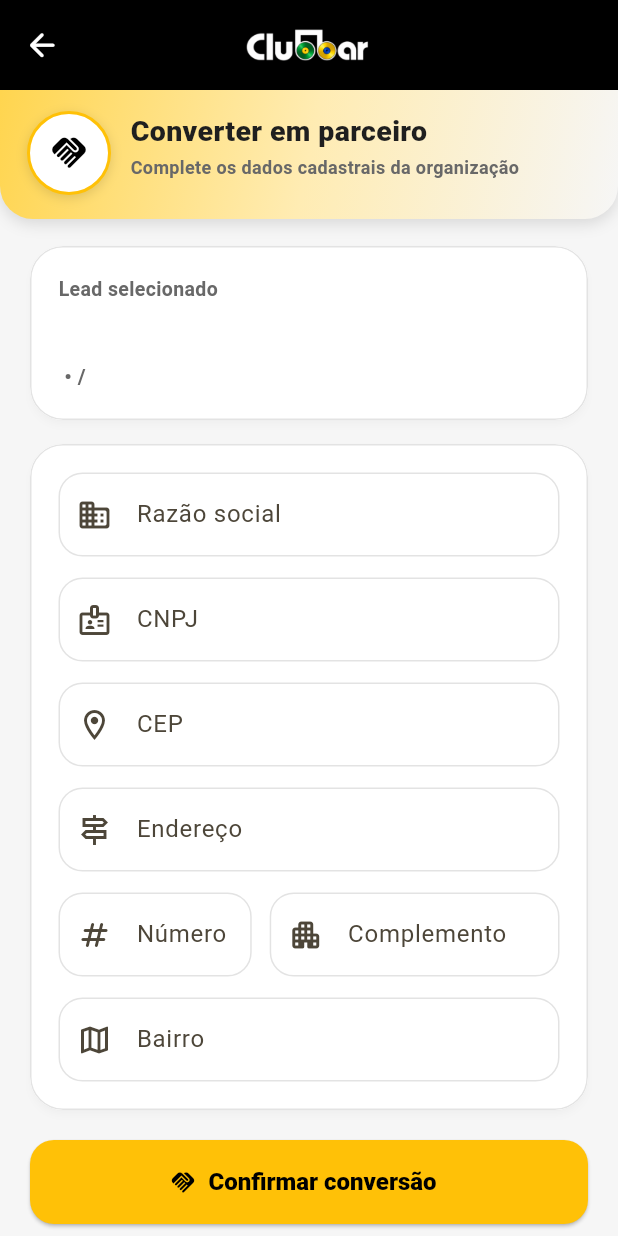
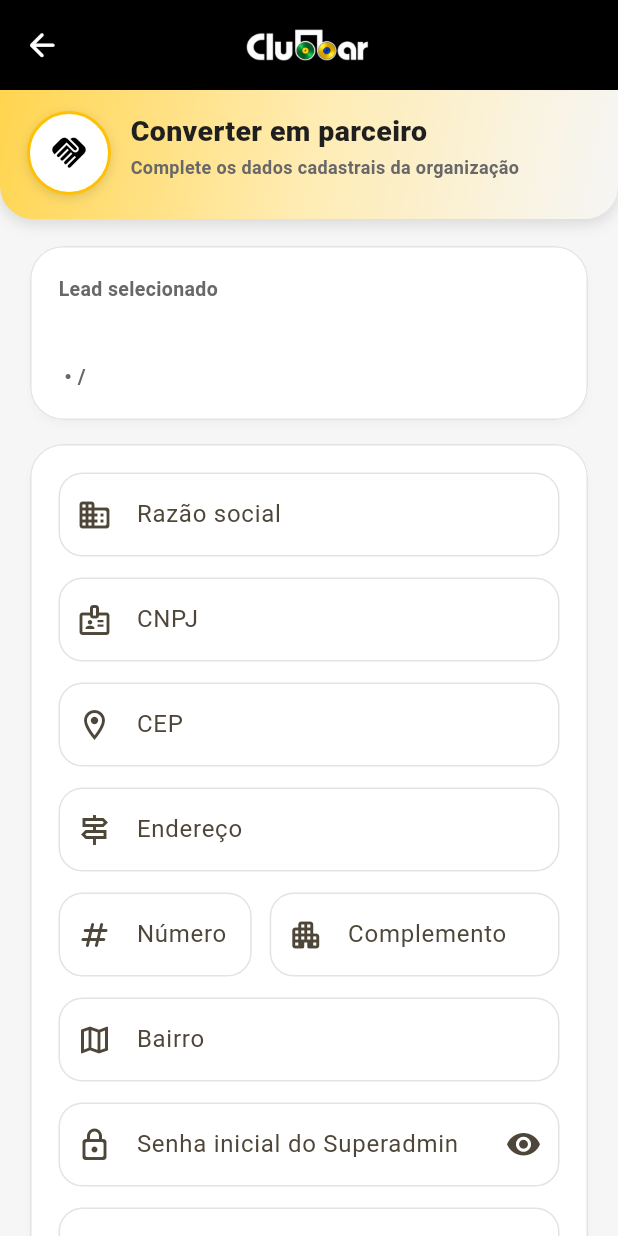
Before and after one commit to recadoluciana/clubbar_admin, a Flutter app: the LeadParceiroConverterPage screen opened directly with empty values, on a phone screen of 412 x 824 dp. Run offline on Flutter 3.47's test engine with Material 3 defaults, Android fonts, the phone set to English and light mode, and no system bars; our stand-ins replace audioplayers, fl_chart, image_picker, shared_preferences, vibration; missing offline and left inert: mobile_scanner; accounts and stored records are empty.

Commit message:
converter parceiro

```diff
--- a/lib/modules/leads/pages/leadparceiro_converter_page.dart
+++ b/lib/modules/leads/pages/leadparceiro_converter_page.dart
@@ -13,18 +13,14 @@ import '../repositories/leadparceiro_repository.dart';
 class LeadParceiroConverterPage extends StatefulWidget {
   final LeadParceiro lead;
 
-  const LeadParceiroConverterPage({
-    super.key,
-    required this.lead,
-  });
+  const LeadParceiroConverterPage({super.key, required this.lead});
 
   @override
   State<LeadParceiroConverterPage> createState() =>
       _LeadParceiroConverterPageState();
 }
 
-class _LeadParceiroConverterPageState
-    extends State<LeadParceiroConverterPage> {
+class _LeadParceiroConverterPageState extends State<LeadParceiroConverterPage> {
   final _formKey = GlobalKey<FormState>();
   final _repository = LeadParceiroRepository();
 
@@ -35,6 +31,9 @@ class _LeadParceiroConverterPageState
   final _numeroController = TextEditingController();
   final _complementoController = TextEditingController();
   final _bairroController = TextEditingController();
+  final _senhaController = TextEditingController();
+  final _confirmarSenhaController = TextEditingController();
+  bool _ocultarSenha = true;
 
   bool _convertendo = false;
 
@@ -47,6 +46,8 @@ class _LeadParceiroConverterPageState
     _numeroController.dispose();
     _complementoController.dispose();
     _bairroController.dispose();
+    _senhaController.dispose();
+    _confirmarSenhaController.dispose();
     super.dispose();
   }
 
@@ -75,10 +76,7 @@ class _LeadParceiroConverterPageState
       ),
       focusedBorder: OutlineInputBorder(
         borderRadius: BorderRadius.circular(16),
-        borderSide: const BorderSide(
-          color: ClubbarColors.ambar,
-          width: 2,
-        ),
+        borderSide: const BorderSide(color: ClubbarColors.ambar, width: 2),
       ),
     );
   }
@@ -101,10 +99,7 @@ class _LeadParceiroConverterPageState
           ),
           title: const Row(
             children: [
-              Icon(
-                Icons.handshake_rounded,
-                color: ClubbarColors.ambarEscuro,
-              ),
+              Icon(Icons.handshake_rounded, color: ClubbarColors.ambarEscuro),
               SizedBox(width: 9),
               Expanded(
                 child: Text(
@@ -162,14 +157,12 @@ class _LeadParceiroConverterPageState
         numero: _numeroController.text,
         complemento: _complementoController.text,
         bairro: _bairroController.text,
+        senhaSuperadmin: _senhaController.text,
       );
 
       if (!mounted) return;
 
-      AppSnackBar.sucesso(
-        context,
-        'Lead convertido em parceiro com sucesso.',
-      );
+      AppSnackBar.sucesso(context, 'Lead convertido em parceiro com sucesso.');
 
       Navigator.of(context).pop(true);
     } catch (e) {
@@ -316,10 +309,8 @@ class _LeadParceiroConverterPageState
                                     icone: Icons.signpost_outlined,
                                     hint: 'Rua das Flores',
                                   ),
-                                  validator: (valor) => _validarObrigatorio(
-                                    valor,
-                                    'o endereço',
-                                  ),
+                                  validator: (valor) =>
+                                      _validarObrigatorio(valor, 'o endereço'),
                                 ),
                                 const SizedBox(height: 14),
                                 Row(
@@ -366,6 +357,47 @@ class _LeadParceiroConverterPageState
                                     icone: Icons.map_outlined,
                                     hint: 'Centro',
                                   ),
+                                ),
+                                const SizedBox(height: 14),
+                                TextFormField(
+                                  controller: _senhaController,
+                                  obscureText: _ocultarSenha,
+                                  decoration:
+                                      _decoracao(
+                                        label: 'Senha inicial do Superadmin',
+                                        icone: Icons.lock_outline_rounded,
+                                      ).copyWith(
+                                        suffixIcon: IconButton(
+                                          onPressed: () => setState(
+                                            () =>
+                                                _ocultarSenha = !_ocultarSenha,
+                                          ),
+                                          icon: Icon(
+                                            _ocultarSenha
+                                                ? Icons.visibility_rounded
+                                                : Icons.visibility_off_rounded,
+                                          ),
+                                        ),
+                                      ),
+                                  validator: (valor) {
+                                    if ((valor ?? '').length < 6) {
+                                      return 'Informe uma senha com pelo menos 6 caracteres.';
+                                    }
+                                    return null;
+                                  },
+                                ),
+                                const SizedBox(height: 14),
+                                TextFormField(
+                                  controller: _confirmarSenhaController,
+                                  obscureText: _ocultarSenha,
+                                  decoration: _decoracao(
+                                    label: 'Confirmar senha do Superadmin',
+                                    icone: Icons.lock_reset_rounded,
+                                  ),
+                                  validator: (valor) =>
+                                      valor != _senhaController.text
+                                      ? 'As senhas não conferem.'
+                                      : null,
                                 ),
                               ],
                             ),
--- a/lib/modules/leads/repositories/leadparceiro_repository.dart
+++ b/lib/modules/leads/repositories/leadparceiro_repository.dart
@@ -69,6 +69,7 @@ class LeadParceiroRepository {
     required String numero,
     required String complemento,
     required String bairro,
+    required String senhaSuperadmin,
   }) async {
     final response = await ApiService.post(
       '/parceiros/$leadparceiroId/converter-em-parceiro',
@@ -78,10 +79,9 @@ class LeadParceiroRepository {
         'cep': cep.trim().isEmpty ? null : cep.trim(),
         'endereco': endereco.trim(),
         'numero': numero.trim(),
-        'complemento': complemento.trim().isEmpty
-            ? null
-            : complemento.trim(),
+        'complemento': complemento.trim().isEmpty ? null : complemento.trim(),
         'bairro': bairro.trim().isEmpty ? null : bairro.trim(),
+        'senha_superadmin': senhaSuperadmin,
       },
     );
 
```
